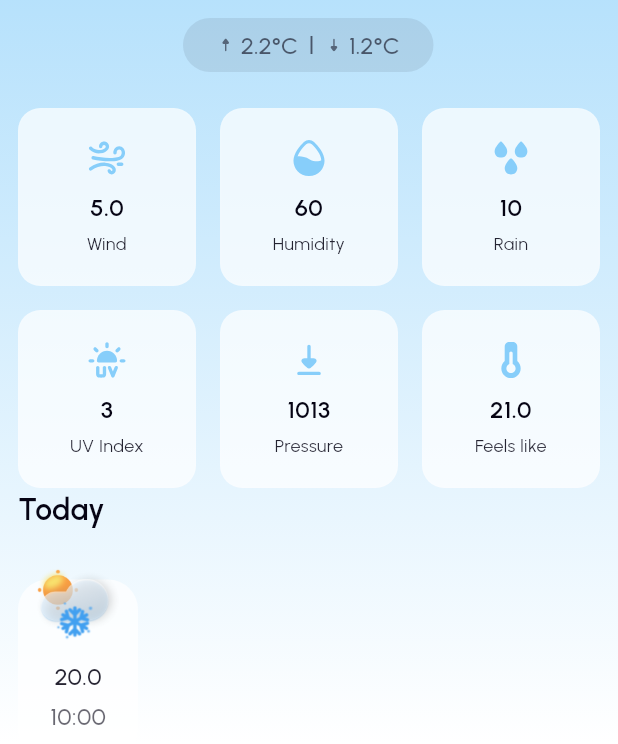
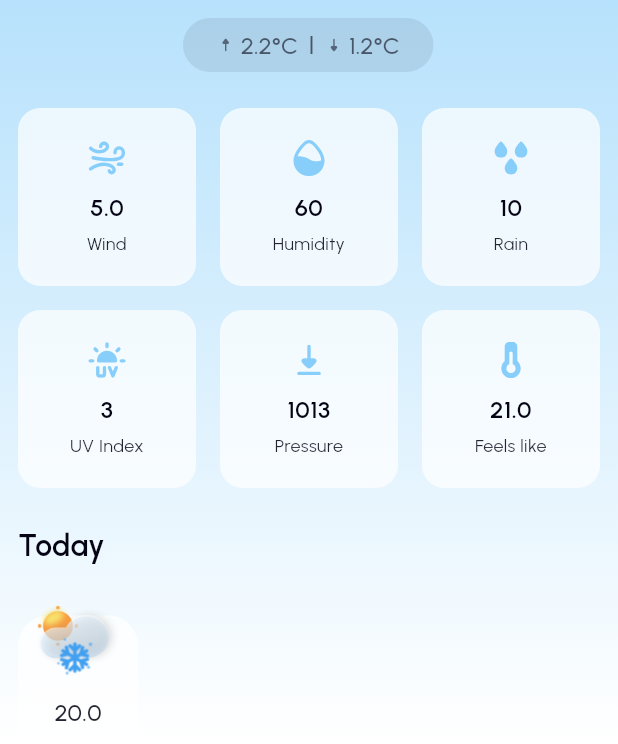
Before and after one commit to Newyork-Squad/weather_app, a Flutter app: the screen it shows after launch, on a phone screen of 412 x 824 dp, the part 492-1236 px from its top. Run offline on Flutter 3.47's test engine with Material 3 defaults, Android fonts, the phone set to English and light mode, and no system bars; our stand-ins replace dio, flutter_svg.

Commit message:
fix: padding in home screen

```diff
--- a/lib/ui/screen/home_screen.dart
+++ b/lib/ui/screen/home_screen.dart
@@ -43,7 +43,12 @@ class _MyHomePageState extends State<MyHomePage> {
         ),
         SliverToBoxAdapter(
           child: Padding(
-            padding: const EdgeInsets.symmetric(horizontal: 12.0),
+            padding: const EdgeInsets.only(
+              left: 12,
+              right: 12,
+              top: 0,
+              bottom: 24,
+            ),
             child: WeatherInfoGrid(
               windSpeed: "5.0",
               humidity: "60",
```
